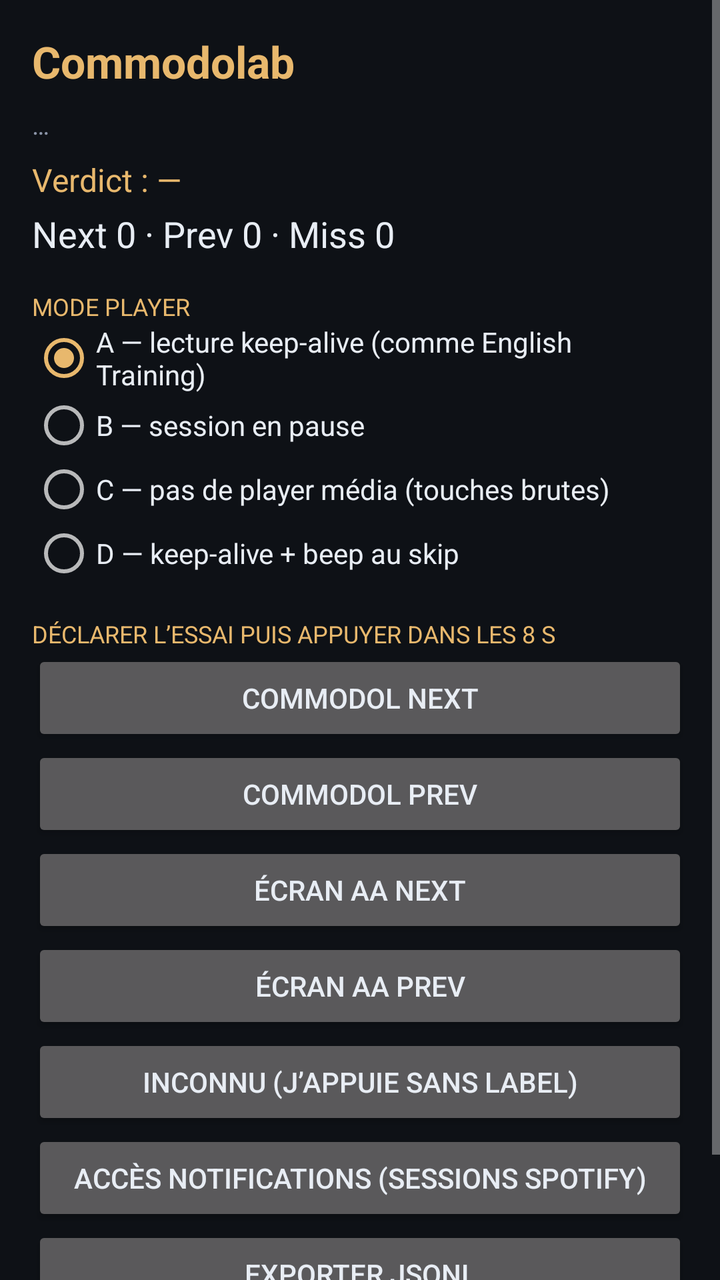
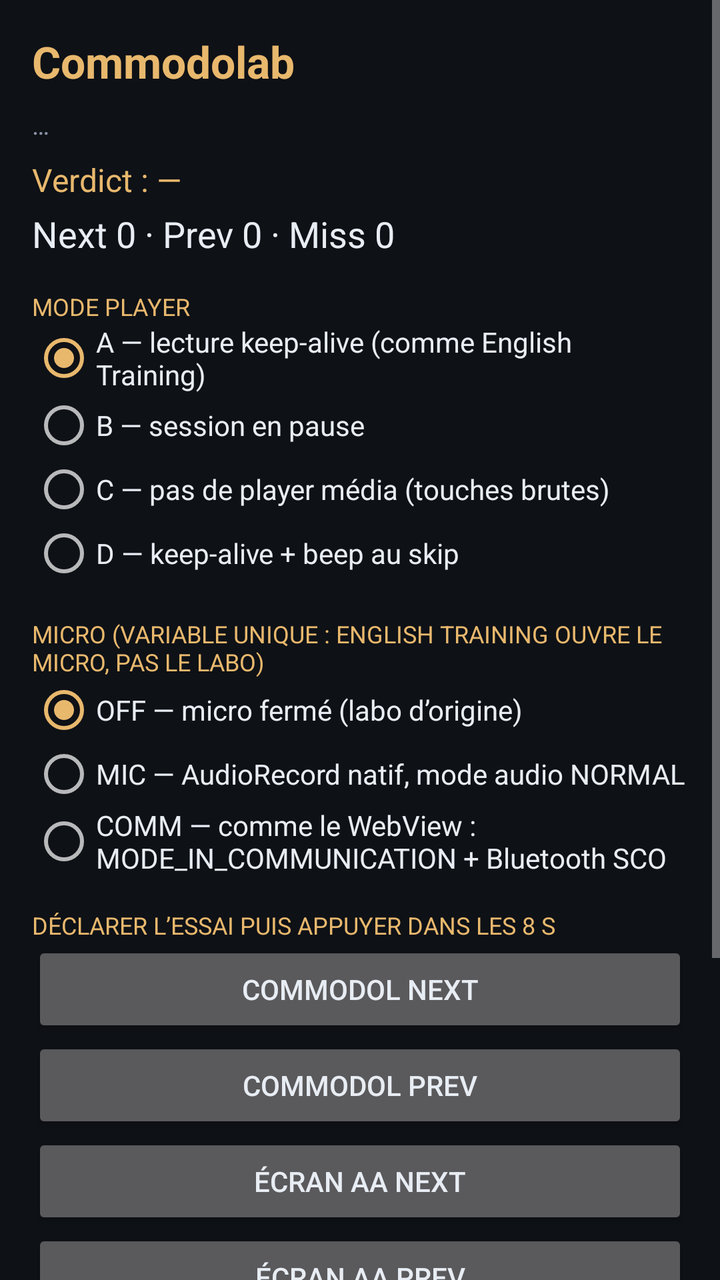

Two renders of the same Android screen: before a commit and after it. Below are the layout's source before the change and the commit's diff.
<!-- AndroidManifest.xml: application theme Theme.Commodolab -->
<!-- res/layout/activity_main.xml -->
<?xml version="1.0" encoding="utf-8"?>
<ScrollView xmlns:android="http://schemas.android.com/apk/res/android"
    android:layout_width="match_parent"
    android:layout_height="match_parent"
    android:background="@color/bg"
    android:fillViewport="true">

    <LinearLayout
        android:layout_width="match_parent"
        android:layout_height="wrap_content"
        android:orientation="vertical"
        android:padding="16dp">

        <TextView
            android:layout_width="match_parent"
            android:layout_height="wrap_content"
            android:text="Commodolab"
            android:textColor="@color/gold"
            android:textSize="22sp"
            android:textStyle="bold" />

        <TextView
            android:id="@+id/status"
            android:layout_width="match_parent"
            android:layout_height="wrap_content"
            android:layout_marginTop="8dp"
            android:textColor="@color/muted"
            android:textSize="13sp"
            android:text="…" />

        <TextView
            android:id="@+id/verdict"
            android:layout_width="match_parent"
            android:layout_height="wrap_content"
            android:layout_marginTop="8dp"
            android:textColor="@color/gold"
            android:textSize="16sp"
            android:text="Verdict : —" />

        <TextView
            android:id="@+id/counters"
            android:layout_width="match_parent"
            android:layout_height="wrap_content"
            android:layout_marginTop="4dp"
            android:textColor="@color/text"
            android:textSize="18sp"
            android:text="Next 0 · Prev 0 · Miss 0" />

        <TextView
            android:layout_width="match_parent"
            android:layout_height="wrap_content"
            android:layout_marginTop="16dp"
            android:text="Mode player"
            android:textColor="@color/gold"
            android:textAllCaps="true"
            android:textSize="12sp" />

        <RadioGroup
            android:id="@+id/modes"
            android:layout_width="match_parent"
            android:layout_height="wrap_content"
            android:orientation="vertical">

            <RadioButton
                android:id="@+id/mode_a"
                android:layout_width="match_parent"
                android:layout_height="wrap_content"
                android:checked="true"
                android:textColor="@color/text"
                android:text="A — lecture keep-alive (comme English Training)" />

            <RadioButton
                android:id="@+id/mode_b"
                android:layout_width="match_parent"
                android:layout_height="wrap_content"
                android:textColor="@color/text"
                android:text="B — session en pause" />

            <RadioButton
                android:id="@+id/mode_c"
                android:layout_width="match_parent"
                android:layout_height="wrap_content"
                android:textColor="@color/text"
                android:text="C — pas de player média (touches brutes)" />

            <RadioButton
                android:id="@+id/mode_d"
                android:layout_width="match_parent"
                android:layout_height="wrap_content"
                android:textColor="@color/text"
                android:text="D — keep-alive + beep au skip" />
        </RadioGroup>

        <TextView
            android:layout_width="match_parent"
            android:layout_height="wrap_content"
            android:layout_marginTop="16dp"
            android:text="Déclarer l’essai puis appuyer dans les 8 s"
            android:textColor="@color/gold"
            android:textAllCaps="true"
            android:textSize="12sp" />

        <Button
            android:id="@+id/btn_commod_next"
            android:layout_width="match_parent"
            android:layout_height="wrap_content"
            android:text="Commodol NEXT" />

        <Button
            android:id="@+id/btn_commod_prev"
            android:layout_width="match_parent"
            android:layout_height="wrap_content"
            android:text="Commodol PREV" />

        <Button
            android:id="@+id/btn_screen_next"
            android:layout_width="match_parent"
            android:layout_height="wrap_content"
            android:text="Écran AA NEXT" />

        <Button
            android:id="@+id/btn_screen_prev"
            android:layout_width="match_parent"
            android:layout_height="wrap_content"
            android:text="Écran AA PREV" />

        <Button
            android:id="@+id/btn_unknown"
            android:layout_width="match_parent"
            android:layout_height="wrap_content"
            android:text="INCONNU (j’appuie sans label)" />

        <Button
            android:id="@+id/btn_notif"
            android:layout_width="match_parent"
            android:layout_height="wrap_content"
            android:text="Accès notifications (sessions Spotify)" />

        <Button
            android:id="@+id/btn_export"
            android:layout_width="match_parent"
            android:layout_height="wrap_content"
            android:text="Exporter JSONL" />

        <TextView
            android:id="@+id/log"
            android:layout_width="match_parent"
            android:layout_height="wrap_content"
            android:layout_marginTop="16dp"
            android:fontFamily="monospace"
            android:textColor="@color/muted"
            android:textSize="12sp"
            android:text="Journal…" />
    </LinearLayout>
</ScrollView>
<!-- resources referenced by this layout -->
<resources>
  <color name="bg">#0E1116</color>
  <color name="gold">#E8B86D</color>
  <color name="muted">#8B95A8</color>
  <color name="text">#E8EDF4</color>
  <style name="Theme.Commodolab" parent="Theme.AppCompat.NoActionBar">
          <item name="android:windowBackground">@color/bg</item>
          <item name="android:statusBarColor">@color/bg</item>
          <item name="android:navigationBarColor">@color/bg</item>
          <item name="android:textColor">@color/text</item>
          <item name="colorAccent">@color/gold</item>
      </style>
</resources>

<!-- the commit's change to res/layout/activity_main.xml (unified diff, before → after) -->
@@ -95,6 +95,44 @@
             android:layout_width="match_parent"
             android:layout_height="wrap_content"
             android:layout_marginTop="16dp"
+            android:text="Micro (variable unique : English Training ouvre le micro, pas le labo)"
+            android:textColor="@color/gold"
+            android:textAllCaps="true"
+            android:textSize="12sp" />
+
+        <RadioGroup
+            android:id="@+id/mics"
+            android:layout_width="match_parent"
+            android:layout_height="wrap_content"
+            android:orientation="vertical">
+
+            <RadioButton
+                android:id="@+id/mic_off"
+                android:layout_width="match_parent"
+                android:layout_height="wrap_content"
+                android:checked="true"
+                android:textColor="@color/text"
+                android:text="OFF — micro fermé (labo d’origine)" />
+
+            <RadioButton
+                android:id="@+id/mic_mic"
+                android:layout_width="match_parent"
+                android:layout_height="wrap_content"
+                android:textColor="@color/text"
+                android:text="MIC — AudioRecord natif, mode audio NORMAL" />
+
+            <RadioButton
+                android:id="@+id/mic_comm"
+                android:layout_width="match_parent"
+                android:layout_height="wrap_content"
+                android:textColor="@color/text"
+                android:text="COMM — comme le WebView : MODE_IN_COMMUNICATION + Bluetooth SCO" />
+        </RadioGroup>
+
+        <TextView
+            android:layout_width="match_parent"
+            android:layout_height="wrap_content"
+            android:layout_marginTop="16dp"
             android:text="Déclarer l’essai puis appuyer dans les 8 s"
             android:textColor="@color/gold"
             android:textAllCaps="true"
